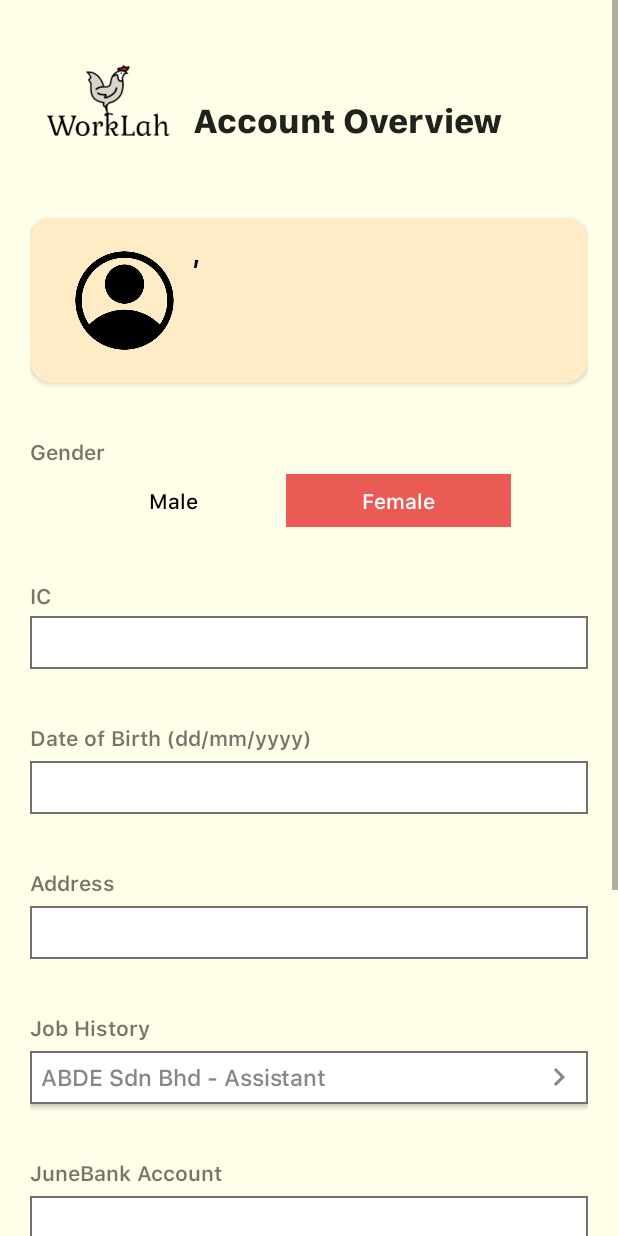
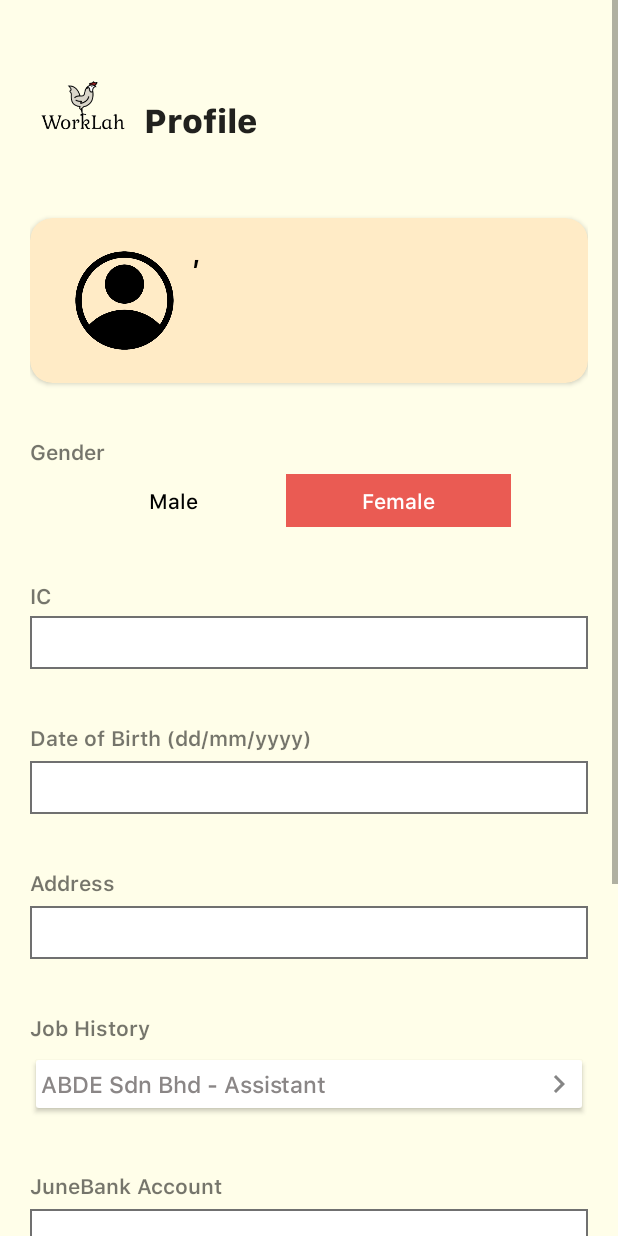
Before and after one commit to cxe-123/bottomnavbar, an Android app: the AccountOverviewActivity screen opened directly, with no data from a screen before it, on a phone screen of 412 x 824 dp. Run offline under Robolectric (Android 15) with nearby library versions, the phone set to English and light mode, and no system bars; our stand-ins replace Firebase (no records; nobody signed in at launch, a user with empty details on screens opened directly).

Commit message:
change heading to profile

```diff
--- a/app/src/main/res/layout/activity_account_overview.xml
+++ b/app/src/main/res/layout/activity_account_overview.xml
@@ -31,13 +31,13 @@
                 android:text="@string/account_overview"
                 android:textAppearance="@style/TextAppearance.AppCompat.Large"
                 app:layout_constraintEnd_toEndOf="parent"
-                app:layout_constraintHorizontal_bias="0.088"
+                app:layout_constraintHorizontal_bias="0.025"
                 app:layout_constraintStart_toEndOf="@id/logo"
                 app:layout_constraintTop_toTopOf="parent" />
 
             <ImageView
                 android:id="@id/logo"
-                android:layout_width="103dp"
+                android:layout_width="70dp"
                 android:layout_height="105dp"
                 android:layout_marginTop="4dp"
                 android:contentDescription="@string/worklah"
@@ -287,8 +287,7 @@
                 android:layout_width="match_parent"
                 android:layout_height="wrap_content"
                 android:layout_marginTop="6dp"
-                android:background="@drawable/border_box"
-                android:backgroundTint="@null"
+                app:backgroundTint="@color/white"
                 android:drawableEnd="@drawable/more_icon"
                 android:ems="10"
                 android:fontFamily="@font/sfuitext_medium"
@@ -350,7 +349,7 @@
                 android:layout_height="wrap_content"
                 android:layout_marginTop="6dp"
                 android:background="@drawable/border_box"
-                android:backgroundTint="@null"
+                app:backgroundTint="@null"
                 android:drawableEnd="@drawable/more_icon"
                 android:ems="10"
                 android:fontFamily="@font/sfuitext_medium"
@@ -382,7 +381,7 @@
                 android:layout_height="wrap_content"
                 android:layout_marginTop="6dp"
                 android:background="@drawable/border_box"
-                android:backgroundTint="@null"
+                app:backgroundTint="@null"
                 android:drawableEnd="@drawable/more_icon"
                 android:ems="10"
                 android:fontFamily="@font/sfuitext_medium"
@@ -405,7 +404,7 @@
                 android:layout_marginTop="50dp"
                 android:layout_marginBottom="90dp"
                 android:background="@drawable/round_corner_button"
-                android:backgroundTint="@null"
+                app:backgroundTint="@null"
                 android:fontFamily="@font/sfuitext_semibold"
                 android:text="@string/logout"
                 android:textColor="@color/white"
--- a/app/src/main/res/values-night/themes.xml
+++ b/app/src/main/res/values-night/themes.xml
@@ -1,16 +1,27 @@
 <resources xmlns:tools="http://schemas.android.com/tools">
     <!-- Base application theme. -->
-    <style name="Theme.WorkLah" parent="Theme.MaterialComponents.DayNight.DarkActionBar">
+    <!--<style name="Theme.WorkLah" parent="Theme.MaterialComponents.Light">-->
+    <style name="Theme.WorkLah" parent="Theme.MaterialComponents.Light.NoActionBar">
         <!-- Primary brand color. -->
-        <item name="colorPrimary">@color/purple_200</item>
-        <item name="colorPrimaryVariant">@color/purple_700</item>
+        <item name="colorPrimary">@color/background_color</item>
         <item name="colorOnPrimary">@color/black</item>
+        <item name="colorAccent">@color/dark_orange</item>
         <!-- Secondary brand color. -->
-        <item name="colorSecondary">@color/teal_200</item>
-        <item name="colorSecondaryVariant">@color/teal_200</item>
+        <item name="colorSecondary">@color/dark_orange</item>
         <item name="colorOnSecondary">@color/black</item>
         <!-- Status bar color. -->
-        <item name="android:statusBarColor" tools:targetApi="l">?attr/colorPrimaryVariant</item>
+        <item name="android:statusBarColor" tools:targetApi="l">@color/status_bar_color</item>
         <!-- Customize your theme here. -->
+
     </style>
+
+    <style name="Theme.WorkLah.NoActionBar">
+        <item name="windowActionBar">false</item>
+        <item name="windowNoTitle">false</item>
+    </style>
+
+    <style name="Theme.WorkLah.AppBarOverlay" parent="ThemeOverlay.AppCompat.Dark.ActionBar" />
+
+    <style name="Theme.WorkLah.PopupOverlay" parent="ThemeOverlay.AppCompat.Light" />
+
 </resources>
--- a/app/src/main/res/values/strings.xml
+++ b/app/src/main/res/values/strings.xml
@@ -31,7 +31,7 @@
     <string name="password_must_include_alphanumeric"><i>Password must include alphanumeric.</i></string>
     <string name="reconfirm_password">Reconfirm Password</string>
     <!--  Account Overview-->
-    <string name="account_overview">Account Overview</string>
+    <string name="account_overview">Profile</string>
     <string name="user_last_name">Last</string>
     <string name="comma">,</string>
     <string name="user_first_name">First</string>
```
